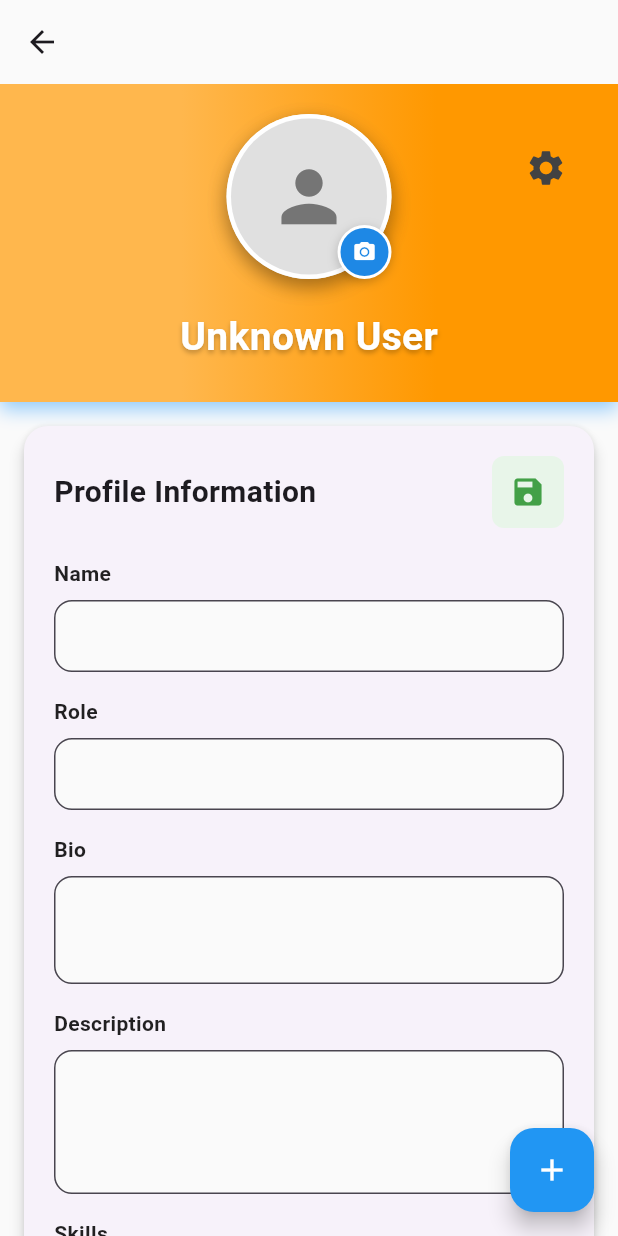
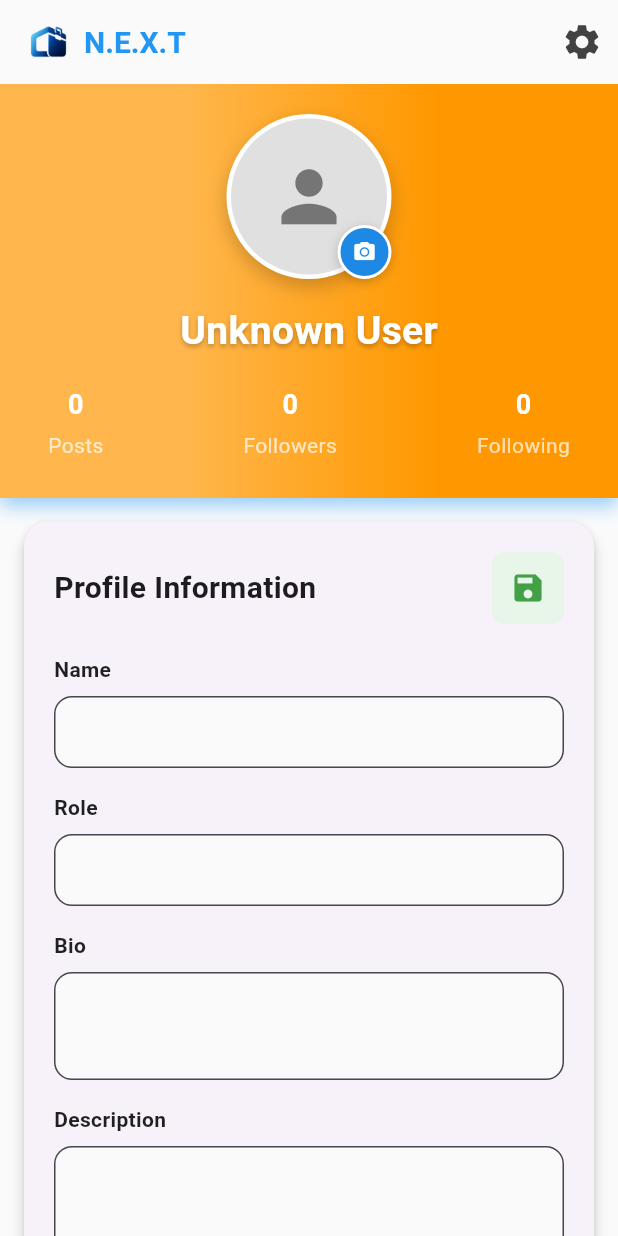
Before and after one commit to Vyshak10/Next_app, a Flutter app: the ProfileScreen screen opened directly with empty values, after a tap on the "settings" icon, after a tap on the "edit" icon, on a phone screen of 412 x 824 dp. Run offline on Flutter 3.47's test engine with Material 3 defaults, Android fonts, the phone set to English and light mode, and no system bars; our stand-ins replace app_links, cached_network_image, fl_chart, flutter_secure_storage, font_awesome_flutter, image_picker and 6 more; missing offline and left inert: dart:html, razorpay_flutter, realtime_client; accounts and stored records are empty; network calls fail; key blocks and very long unbroken strings in the code were emptied for the run.

Commit message:
working on startup

```diff
--- a/lib/common_widget/profile.dart
+++ b/lib/common_widget/profile.dart
@@ -31,6 +31,10 @@ class _ProfileScreenState extends State<ProfileScreen> with TickerProviderStateM
   final storage = const FlutterSecureStorage();
   final ImagePicker _picker = ImagePicker();
   late Razorpay _razorpay;
+  int userPostsCount = 0;
+  int userFollowersCount = 0;
+  int userFollowingCount = 0;
+
 
   Map<String, dynamic>? profile;
   List<Map<String, dynamic>> posts = [];
@@ -913,32 +917,6 @@ Future<void> _uploadAvatar() async {
                       boxShadow: [
                         BoxShadow(
                           color: Colors.black.withOpacity(0.2),
-                          blurRadius: 10,
-                          offset: const Offset(0, 5),
-                        ),
-                      ],
-                    ),
-                    child: CircleAvatar(
-                      radius: 55,
-                      backgroundColor: Colors.white,
-                      child: CircleAvatar(
-                        radius: 52,
-                        backgroundColor: Colors.grey[300],
-                        backgroundImage: _pickedAvatarBytes != null
-                            ? MemoryImage(_pickedAvatarBytes!)
-                            : (hasAvatar ? NetworkImage(avatarUrl) : null),
-                        child: !hasAvatar
-                          ? Icon(Icons.person, size: 55, color: Colors.grey[600])
-                          : null,
-                      ),
-                    ),
-                  ),
-                  Container(
-                    decoration: BoxDecoration(
-                      shape: BoxShape.circle,
-                      boxShadow: [
-                        BoxShadow(
-                          color: Colors.black.withOpacity(0.2),
                           blurRadius: 5,
                           offset: const Offset(0, 2),
                         ),
@@ -968,7 +946,8 @@ Future<void> _uploadAvatar() async {
                   ),
                 ],
               ),
-              const SizedBox(height: 20),
+              const SizedBox(height: 16),
+
               // Name and Role
               Text(
                 name,
@@ -987,7 +966,7 @@ Future<void> _uploadAvatar() async {
               ),
               if (role.isNotEmpty)
                 Padding(
-                  padding: const EdgeInsets.symmetric(horizontal: 20),
+                  padding: const EdgeInsets.symmetric(horizontal: 20, vertical: 4),
                   child: Text(
                     role,
                     textAlign: TextAlign.center,
@@ -1000,7 +979,7 @@ Future<void> _uploadAvatar() async {
                 ),
               if (userType.isNotEmpty)
                 Container(
-                  margin: const EdgeInsets.only(top: 12),
+                  margin: const EdgeInsets.only(top: 8),
                   padding: const EdgeInsets.symmetric(horizontal: 16, vertical: 6),
                   decoration: BoxDecoration(
                     color: Colors.white.withOpacity(0.2),
@@ -1017,13 +996,54 @@ Future<void> _uploadAvatar() async {
                     ),
                   ),
                 ),
+
+              const SizedBox(height: 18),
+
+              // Stats Row: Posts, Followers, Following
+              Padding(
+                padding: const EdgeInsets.symmetric(horizontal: 32),
+                child: Row(
+                  mainAxisAlignment: MainAxisAlignment.spaceBetween,
+                  children: [
+                    _buildProfileStat("Posts", userPostsCount),
+                    _buildProfileStat("Followers", userFollowersCount),
+                    _buildProfileStat("Following", userFollowingCount),
+                  ],
+                ),
+              ),
+
               const SizedBox(height: 25),
             ],
           ),
         );
       },
-    );
-  }
+
+    );
+  }
+
+  Widget _buildProfileStat(String label, int count) {
+    return Column(
+      children: [
+        Text(
+          count.toString(),
+          style: const TextStyle(
+            fontSize: 18,
+            fontWeight: FontWeight.bold,
+            color: Colors.white,
+          ),
+        ),
+        const SizedBox(height: 4),
+        Text(
+          label,
+          style: const TextStyle(
+            fontSize: 14,
+            color: Colors.white70,
+          ),
+        ),
+      ],
+    );
+  }
+
 
   Widget _buildInfoSection() {
     return Card(
@@ -1623,34 +1643,27 @@ Future<void> _uploadAvatar() async {
     return Scaffold(
       backgroundColor: Colors.grey[50],
       appBar: AppBar(
-        leading: IconButton(
-          icon: const Icon(Icons.arrow_back),
-          onPressed: widget.onBackTap,
-        ),
+        automaticallyImplyLeading: false,
         backgroundColor: Colors.transparent,
         elevation: 0,
-      ),
-      body: Stack(
-        children: [
-          isLoading
-              ? const Center(child: CircularProgressIndicator())
-              : SingleChildScrollView(
-                  child: Column(
-                    children: [
-                      _buildProfileHeader(),
-                      _buildInfoSection(),
-                      _buildPitchVideoSection(),
-                      _buildPostsSection(),
-                      const SizedBox(height: 20),
-                    ],
-                  ),
-                ),
-          // Add settings button in the profile header
-          Positioned(
-            top: 32,
-            right: 24,
-            child: IconButton(
+        title: Row(
+          children: [
+            Image.asset('assets/img/Icon.png', height: 32, width: 32),
+            const SizedBox(width: 8),
+            const Text(
+              'N.E.X.T',
+              style: TextStyle(
+                fontSize: 20,
+                fontWeight: FontWeight.bold,
+                color: Colors.blue,
+              ),
+            ),
+          ],
+        ),
+        actions: [
+          IconButton(
             icon: Icon(Icons.settings, color: Colors.grey[800], size: 28),
+            tooltip: 'Settings',
             onPressed: () {
               showModalBottomSheet(
                 context: context,
@@ -1666,16 +1679,30 @@ Future<void> _uploadAvatar() async {
                 ),
               );
             },
-              tooltip: 'Settings',
-            ),
-          ),
-        ],
-      ),
-      floatingActionButton: FloatingActionButton(
-        onPressed: _showCreatePostBottomSheet,
-        backgroundColor: Colors.blue,
-        child: const Icon(Icons.add, color: Colors.white),
-      ),
-    );
-  }
-}
+          ),
+        ],
+      ),
+
+      body: Stack(
+        children: [
+          isLoading
+              ? const Center(child: CircularProgressIndicator())
+              : SingleChildScrollView(
+                  child: Column(
+                    children: [
+                      _buildProfileHeader(),
+                      _buildInfoSection(),
+                      _buildPitchVideoSection(),
+                      _buildPostsSection(),
+                      const SizedBox(height: 20),
+                    ],
+                  ),
+                ),
+          // Add settings button in the profile header
+
+        ],
+      ),
+
+    );
+  }
+}
--- a/lib/view/login/login_view.dart
+++ b/lib/view/login/login_view.dart
@@ -80,7 +80,7 @@ class _LoginViewState extends State<LoginView> {
   Widget build(BuildContext context) {
     return Scaffold(
       appBar: AppBar(
-        leading: const BackButton(),
+        automaticallyImplyLeading: false,
         backgroundColor: Colors.white,
         foregroundColor: Colors.black,
         elevation: 1,
```
Also changed, not shown: lib/common_widget/home.dart (indentation only), pubspec.lock. Lines whose indentation alone changed are shown as unchanged.
